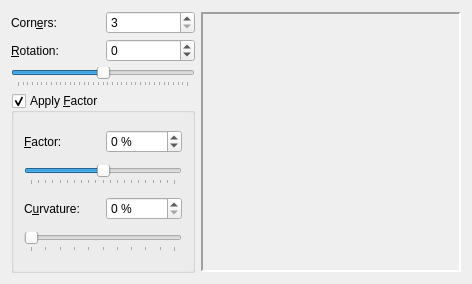
Before: the Qt Designer form scribus/ui/polygonwidgetbase.ui in scribusproject/scribus, drawn with Qt 5.
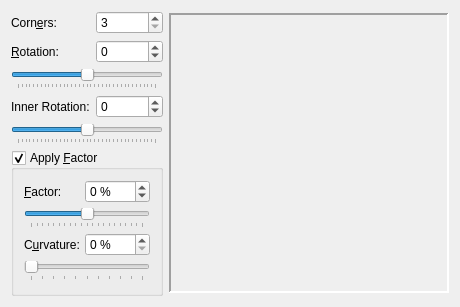
After: the same form once the commit is applied.

Commit message: Added the option to rotate the inner points of a star differently from the outer ones.

```diff
--- a/scribus/ui/polygonwidgetbase.ui
+++ b/scribus/ui/polygonwidgetbase.ui
@@ -6,8 +6,8 @@
    <rect>
     <x>0</x>
     <y>0</y>
-    <width>472</width>
-    <height>284</height>
+    <width>458</width>
+    <height>307</height>
    </rect>
   </property>
   <property name="sizePolicy">
@@ -22,9 +22,6 @@
   <layout class="QGridLayout" name="gridLayout_3">
    <item row="0" column="0">
     <layout class="QGridLayout" name="gridLayout">
-     <property name="spacing">
-      <number>5</number>
-     </property>
      <item row="0" column="0">
       <widget class="QLabel" name="label">
        <property name="text">
@@ -90,6 +87,39 @@
        </property>
       </widget>
      </item>
+     <item row="3" column="0">
+      <widget class="QLabel" name="label_4">
+       <property name="text">
+        <string>Inner Rotation:</string>
+       </property>
+      </widget>
+     </item>
+     <item row="3" column="1">
+      <widget class="QSpinBox" name="innerRotationspinBox">
+       <property name="minimum">
+        <number>-180</number>
+       </property>
+       <property name="maximum">
+        <number>180</number>
+       </property>
+      </widget>
+     </item>
+     <item row="4" column="0" colspan="2">
+      <widget class="QSlider" name="innerRotationSlider">
+       <property name="minimum">
+        <number>-180</number>
+       </property>
+       <property name="maximum">
+        <number>180</number>
+       </property>
+       <property name="orientation">
+        <enum>Qt::Horizontal</enum>
+       </property>
+       <property name="tickPosition">
+        <enum>QSlider::TicksBelow</enum>
+       </property>
+      </widget>
+     </item>
     </layout>
    </item>
    <item row="0" column="1" rowspan="2">
@@ -102,14 +132,14 @@
      </property>
      <property name="minimumSize">
       <size>
-       <width>260</width>
-       <height>260</height>
+       <width>280</width>
+       <height>280</height>
       </size>
      </property>
      <property name="maximumSize">
       <size>
-       <width>260</width>
-       <height>260</height>
+       <width>280</width>
+       <height>280</height>
       </size>
      </property>
      <property name="sizeIncrement">
```
The commit also changes 11 other files.
